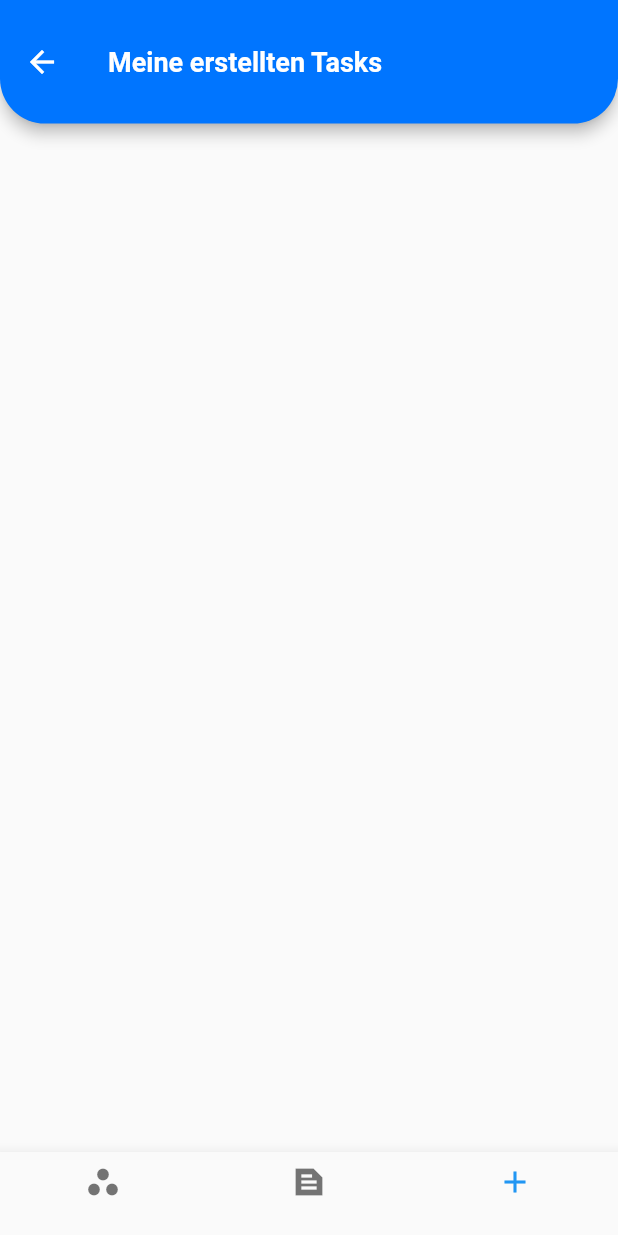
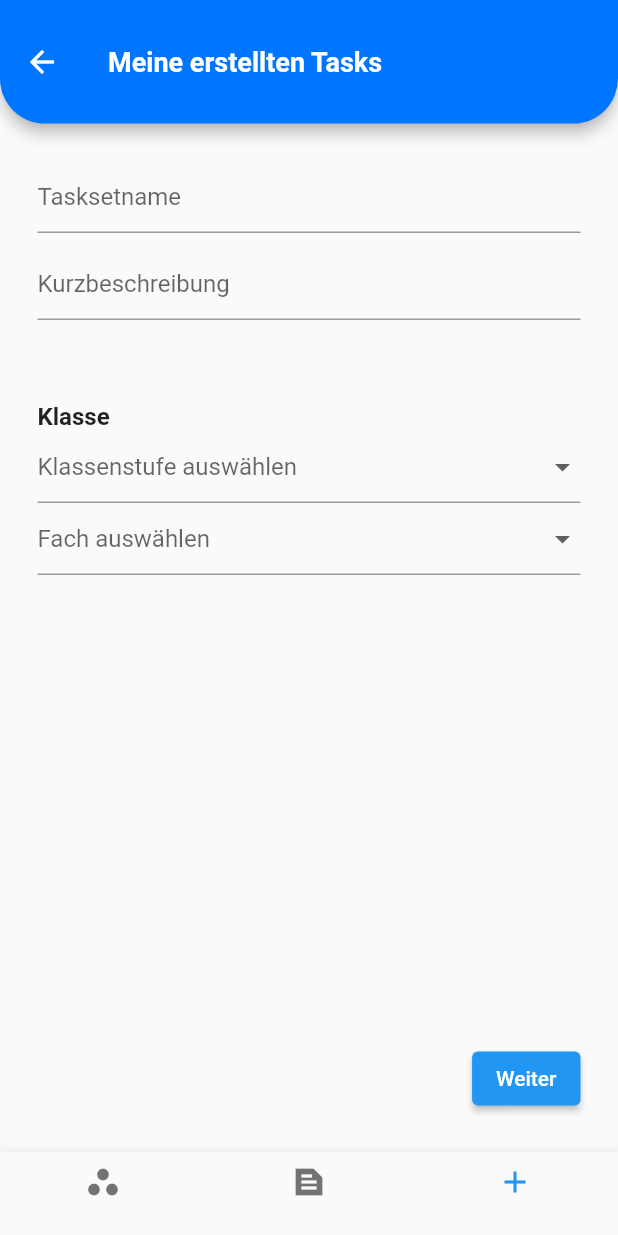
Before and after one commit to thm-mni-ii/lama, a Flutter app: the TasksetManageScreen screen opened by its route, item 3 of the bottom bar chosen, on a phone screen of 412 x 824 dp. Run offline on Flutter 3.47's test engine with Material 2 defaults, Android fonts, the phone set to English and light mode, and no system bars; our stand-ins replace bloc, bubble, cached_network_image, equatable, flutter_bloc, flutter_markdown and 5 more; missing offline and left inert: dbcrypt; accounts and stored records are empty; Roboto replaces fonts that are missing (Ubuntu); project files that could hold a hidden picture were left out.

Commit message:
bloc manage tasksets

```diff
--- a/lama_app/assets/standardTasksets/mathe/mathe1.json
+++ b/lama_app/assets/standardTasksets/mathe/mathe1.json
@@ -81,7 +81,7 @@
             "operator_amount": 1
         },
         {
-            "id": "t5",
+            "id": "t6",
             "task_type": "TaskType.moneyTask",
             "task_reward": 2,
             "lama_text": "",
@@ -91,7 +91,7 @@
             "optimum": true
         },
         {
-            "id": "t6",
+            "id": "t7",
             "task_type": "TaskType.moneyTask",
             "task_reward": 2,
             "lama_text": "",
--- a/lama_app/lib/app/event/create_taskset_event.dart
+++ b/lama_app/lib/app/event/create_taskset_event.dart
@@ -1,5 +1,6 @@
 import 'package:flutter/cupertino.dart';
 import 'package:lama_app/app/bloc/create_taskset_bloc.dart';
+import 'package:lama_app/app/model/taskUrl_model.dart';
 import 'package:lama_app/app/screens/admin_menu_folder/taskset_creation_screen.dart';
 import 'package:lama_app/app/task-system/task.dart';
 
@@ -43,6 +44,11 @@ class EditTaskset extends CreateTasksetEvent {
   EditTaskset(this.taskset);
 }
 
+class AddUrlToTaskset extends CreateTasksetEvent {
+  final TaskUrl taskUrl;
+  AddUrlToTaskset(this.taskUrl);
+}
+
 /// When hitting the back button the bloc provided taskset should be flushed
 class FlushTaskset extends CreateTasksetEvent {}
 
@@ -60,7 +66,7 @@ class FlushTaskset extends CreateTasksetEvent {}
 } */
 
 /// writes a Taskset to the db and a json to the server with a specific url
-class GenerateTaskset extends CreateTasksetEvent{}
+class GenerateTaskset extends CreateTasksetEvent {}
 
 /// used to add a [Task] to the [Taskset] in Bloc
 ///
--- a/lama_app/lib/app/screens/admin_menu_folder/admin_menu_screen.dart
+++ b/lama_app/lib/app/screens/admin_menu_folder/admin_menu_screen.dart
@@ -3,7 +3,6 @@ import 'package:flutter_bloc/flutter_bloc.dart';
 import 'package:flutter_svg/svg.dart';
 import 'package:lama_app/app/bloc/user_selection_bloc.dart';
 import 'package:lama_app/app/model/user_model.dart';
-import 'package:lama_app/app/screens/admin_menu_folder/taskset_manage/bloc/taskset_manage_bloc.dart';
 import 'package:lama_app/app/screens/admin_menu_folder/taskset_manage/screens/taskset_manage_screen.dart';
 import 'package:lama_app/app/screens/user_selection_screen.dart';
 import 'package:lama_app/db/database_provider.dart';
@@ -181,10 +180,7 @@ class _AdminMenuScreenState extends State<AdminMenuScreen> {
             () => Navigator.push(
               context,
               MaterialPageRoute(
-                builder: (context) => BlocProvider(
-                  create: (BuildContext context) => TasksetManageBloc(),
-                  child: TasksetManageScreen(),
-                ),
+                builder: (context) => TasksetManageScreen(),
               ),
             ).then((_) {
               AdminUtils.reloadTasksets(context);
--- a/lama_app/lib/app/screens/admin_menu_folder/taskset_creation_screen.dart
+++ b/lama_app/lib/app/screens/admin_menu_folder/taskset_creation_screen.dart
@@ -76,6 +76,7 @@ class TasksetCreationScreenState extends State<TasksetCreationScreen> {
         color: LamaColors.findSubjectColor(_currentSelectedSubject ?? "normal"),
       ),
       body: Column(
+        // body kann auch setupTasksetBody sein aber dann farb probleme
         children: [
           Expanded(
             child: Container(
@@ -151,7 +152,6 @@ class TasksetCreationScreenState extends State<TasksetCreationScreen> {
               margin: EdgeInsets.all(25),
               child: ElevatedButton(
                 onPressed: () {
-                  // TODO state comit wenn erfolgreich in nächsten screen wenn nicht snackbar anzeigen
                   if (_nameController.text.isNotEmpty &&
                       _currentSelectedGrade != null &&
                       _currentSelectedSubject != null) {
--- a/lama_app/lib/app/screens/admin_menu_folder/taskset_manage/screens/taskset_manage_screen.dart
+++ b/lama_app/lib/app/screens/admin_menu_folder/taskset_manage/screens/taskset_manage_screen.dart
@@ -45,6 +45,7 @@ class _TasksetManageScreenState extends State<TasksetManageScreen> {
     return BlocProvider(
       create: (context) => TasksetOptionsBloc(),
       child: Scaffold(
+        resizeToAvoidBottomInset: false,//oder scrollable
         appBar: CustomAppbar(
           size: screenSize.width / 5,
           titel: "Meine erstellten Tasks",
--- a/lama_app/lib/app/screens/admin_menu_folder/taskset_manage/widgets/new_tasksets.dart
+++ b/lama_app/lib/app/screens/admin_menu_folder/taskset_manage/widgets/new_tasksets.dart
@@ -1,12 +1,34 @@
 import 'package:flutter/material.dart';
+import 'package:flutter_bloc/flutter_bloc.dart';
+import 'package:lama_app/app/bloc/create_taskset_bloc.dart';
+import 'package:lama_app/app/screens/admin_menu_folder/taskset_manage/widgets/setup_taskset_body.dart';
+
 
 class NewTasksets extends StatelessWidget {
   const NewTasksets({Key? key}) : super(key: key);
-
   @override
   Widget build(BuildContext context) {
-    return Column(
-      children: [],
-    );
+
+    return BlocProvider(
+      create: (BuildContext context) => CreateTasksetBloc(),
+      child: SetupTasksetBody(),
+    ); /*TextButton(
+                onPressed: () => Navigator.push(
+                  context,
+                  MaterialPageRoute(
+                    builder: (context) => BlocProvider(
+                      create: (BuildContext context) => TasksetOptionsBloc(),
+                      child: OptionTaskScreen(),
+                    ),
+                  ),
+                ),
+                child: Padding(
+                  padding: const EdgeInsets.symmetric(horizontal: 8.0),
+                  child: Text(
+                    "Taskset importieren",
+                    style: TextStyle(color: LamaColors.bluePrimary),
+                  ),
+                ),
+              ),*/
   }
 }
--- /dev/null
+++ b/lama_app/lib/app/screens/admin_menu_folder/taskset_manage/widgets/setup_taskset_body.dart
@@ -0,0 +1,174 @@
+import 'package:flutter/material.dart';
+import 'package:flutter_bloc/flutter_bloc.dart';
+import 'package:lama_app/app/bloc/create_taskset_bloc.dart';
+import 'package:lama_app/app/event/create_taskset_event.dart';
+import 'package:lama_app/app/model/taskUrl_model.dart';
+import 'package:lama_app/app/repository/taskset_repository.dart';
+import 'package:lama_app/app/screens/admin_menu_folder/bloc/taskset_create_tasklist_bloc.dart';
+import 'package:lama_app/app/screens/admin_menu_folder/taskset_creation_card/screens/taskset_creation_cart_screen.dart';
+import 'package:lama_app/app/task-system/taskset_model.dart';
+import 'package:lama_app/util/LamaColors.dart';
+
+class SetupTasksetBody extends StatefulWidget {
+  const SetupTasksetBody({Key? key}) : super(key: key);
+
+  @override
+  State<SetupTasksetBody> createState() => _SetupTasksetBodyState();
+}
+
+class _SetupTasksetBodyState extends State<SetupTasksetBody> {
+  String? _currentSelectedGrade;
+  String? _currentSelectedSubject;
+  TextEditingController _nameController = TextEditingController();
+  TextEditingController _descriptionController = TextEditingController();
+
+  bool first = true;
+
+  Taskset buildWholeTaskset(Taskset? blocTaskset) {
+    Taskset taskset = Taskset(
+      _nameController.text,
+      _currentSelectedSubject,
+      _descriptionController.text,
+      int.parse(_currentSelectedGrade!),
+    );
+    taskset.tasks = blocTaskset != null ? blocTaskset.tasks : [];
+    taskset.taskurl = TaskUrl(url: "");
+    return taskset;
+  }
+
+  @override
+  Widget build(BuildContext context) {
+    Taskset? blocTaskset = BlocProvider.of<CreateTasksetBloc>(context).taskset;
+    TasksetRepository tasksetRepo =
+        RepositoryProvider.of<TasksetRepository>(context);
+
+    if (blocTaskset != null && first) {
+      _currentSelectedGrade = blocTaskset.grade.toString();
+      _currentSelectedSubject = blocTaskset.subject;
+      _nameController.text = blocTaskset.name!;
+      _descriptionController.text = blocTaskset.description ?? "";
+
+      first = false;
+    }
+    return Column(
+      children: [
+        Expanded(
+          child: Container(
+            margin: EdgeInsets.all(10),
+            padding: EdgeInsets.only(left: 15, right: 15, top: 15),
+            child: Column(
+              children: [
+                Container(
+                  margin: EdgeInsets.only(bottom: 10),
+                  alignment: Alignment.centerLeft,
+                  child: TextFormField(
+                    controller: _nameController,
+                    decoration: InputDecoration(hintText: "Tasksetname"),
+                  ),
+                ),
+                Container(
+                  margin: EdgeInsets.only(bottom: 10),
+                  alignment: Alignment.centerLeft,
+                  child: TextFormField(
+                    controller: _descriptionController,
+                    decoration: InputDecoration(hintText: "Kurzbeschreibung"),
+                  ),
+                ),
+                Container(
+                  margin: EdgeInsets.only(top: 45),
+                  alignment: Alignment.centerLeft,
+                  child: const Text.rich(
+                    TextSpan(
+                      text: 'Klasse',
+                      style: TextStyle(
+                        fontSize: 16,
+                        fontWeight: FontWeight.bold,
+                      ),
+                    ),
+                  ),
+                ),
+                // möglicher weise auch in block => statelesswidget
+                DropdownButtonFormField<String>(
+                  hint: Text("Klassenstufe auswählen"),
+                  value: _currentSelectedGrade,
+                  isDense: true,
+                  onChanged: (String? newValue) {
+                    setState(() => _currentSelectedGrade = newValue);
+                  },
+                  items: tasksetRepo.klassenStufe.map((String value) {
+                    return DropdownMenuItem<String>(
+                      value: value,
+                      child: Text(value),
+                    );
+                  }).toList(),
+                ),
+                DropdownButtonFormField<String>(
+                  hint: const Text("Fach auswählen"),
+                  value: _currentSelectedSubject,
+                  isDense: true,
+                  onChanged: (String? newValue) {
+                    setState(() => _currentSelectedSubject = newValue);
+                  },
+                  items: tasksetRepo.subjectList.map((String value) {
+                    return DropdownMenuItem<String>(
+                      value: value,
+                      child: Text(value),
+                    );
+                  }).toList(),
+                ),
+              ],
+            ),
+          ),
+        ),
+        Align(
+          alignment: Alignment.bottomRight,
+          child: Container(
+            margin: EdgeInsets.all(25),
+            child: ElevatedButton(
+              onPressed: () {
+                // TODO state comit wenn erfolgreich in nächsten screen wenn nicht snackbar anzeigen
+                if (_nameController.text.isNotEmpty &&
+                    _currentSelectedGrade != null &&
+                    _currentSelectedSubject != null) {
+                  // initilize everything else in taskset
+                  BlocProvider.of<CreateTasksetBloc>(context).add(
+                    EditTaskset(buildWholeTaskset(blocTaskset)),
+                  );
+                  Navigator.push(
+                    context,
+                    MaterialPageRoute(
+                      builder: (_) => MultiBlocProvider(
+                        providers: [
+                          BlocProvider.value(
+                            value:
+                                BlocProvider.of<CreateTasksetBloc>(context),
+                          ),
+                          BlocProvider(
+                            create: (context) => TasksetCreateTasklistBloc(),
+                          ),
+                        ],
+                        child: TasksetCreationCartScreen(),
+                      ),
+                    ),
+                  );
+                } else {
+                  ScaffoldMessenger.of(context).showSnackBar(
+                    SnackBar(
+                      backgroundColor: LamaColors.redAccent,
+                      content: const Text(
+                        'Fülle alle Felder aus',
+                        textAlign: TextAlign.center,
+                      ),
+                      duration: Duration(seconds: 1),
+                    ),
+                  );
+                }
+              },
+              child: const Text("Weiter"),
+            ),
+          ),
+        ),
+      ],
+    );
+  }
+}
--- a/lama_app/lib/app/screens/admin_menu_folder/taskset_manage/widgets/taskset_expansion_tile_card_widget.dart
+++ b/lama_app/lib/app/screens/admin_menu_folder/taskset_manage/widgets/taskset_expansion_tile_card_widget.dart
@@ -67,13 +67,13 @@ class TasksetExpansionTileCardWidget extends StatelessWidget {
             IconButton(
               onPressed: () => taskset.isInPool
                   ? BlocProvider.of<TasksetManageBloc>(context).add(
-                      AddTasksetPool(taskset),
+                      RemoveTasksetPool(taskset),
                     )
                   : BlocProvider.of<TasksetManageBloc>(context).add(
-                      RemoveTasksetPool(taskset),
+                      AddTasksetPool(taskset),
                     ),
               icon: taskset.isInPool
-                  ? Icon(Icons.check_box_outlined, color: Colors.green)
+                  ? Icon(Icons.remove_circle_outline_rounded)
                   : Icon(Icons.add),
               color: Colors.white,
             ),
--- a/lama_app/lib/app/task-system/taskset_loader.dart
+++ b/lama_app/lib/app/task-system/taskset_loader.dart
@@ -9,7 +9,6 @@ import 'package:lama_app/app/task-system/taskset_model.dart';
 import 'package:lama_app/app/task-system/taskset_validator.dart';
 import 'package:lama_app/db/database_provider.dart';
 import 'package:flutter/services.dart' show rootBundle;
-import 'package:http/http.dart' as http;
 import 'dart:io';
 
 ///Class responsible for loading the standard tasks and tasks from a provided url.
@@ -250,6 +249,8 @@ class TasksetLoader {
       String? result =
           await InputValidation.inputUrlWithJsonValidation(taskUrls[i].url);
 
+      print("counter: $i");
+
       String temp = await rootBundle.loadString(taskUrls[i].url!);
       await buildTasksetFromJson(temp);
 
--- a/lama_app/lib/app/task-system/taskset_model.dart
+++ b/lama_app/lib/app/task-system/taskset_model.dart
@@ -24,6 +24,7 @@ class Taskset {
       {this.randomizeOrder = true});
 
   Taskset.fromJson(Map<String, dynamic> json) {
+    //Taskset(json['taskset_name'], json['taskset_subject'], json['taskset_description'], json['taskset_grade']);
     name = json['taskset_name'];
     isInPool = json["is_in_Pool"];
     subject = json['taskset_subject'];
```
Also changed, not shown: lama_app/lib/app/bloc/create_taskset_bloc.dart (+1 -11 lines), lama_app/lib/app/bloc/task_bloc.dart (+3 -5 lines), lama_app/lib/app/repository/taskset_repository.dart (+9 -0 lines), lama_app/lib/app/screens/admin_menu_folder/taskset_creation_card/screens/taskset_creation_cart_screen.dart (+31 -6 lines), lama_app/lib/app/screens/admin_menu_folder/taskset_creation_card/widgets/taskset_creation_cart_widget.dart (+7 -7 lines), lama_app/lib/app/screens/admin_menu_folder/taskset_manage/bloc/taskset_manage_bloc.dart (+25 -8 lines), lama_app/lib/app/screens/admin_menu_folder/taskset_manage/bloc/taskset_manage_event.dart (+12 -0 lines), lama_app/lib/app/screens/admin_menu_folder/taskset_manage/bloc/taskset_manage_state.dart (+1 -6 lines), lama_app/lib/app/screens/admin_menu_folder/taskset_manage/widgets/taskset_expansion_tile_widget.dart (+48 -14 lines), lama_app/lib/main.dart (+18 -1 lines).
